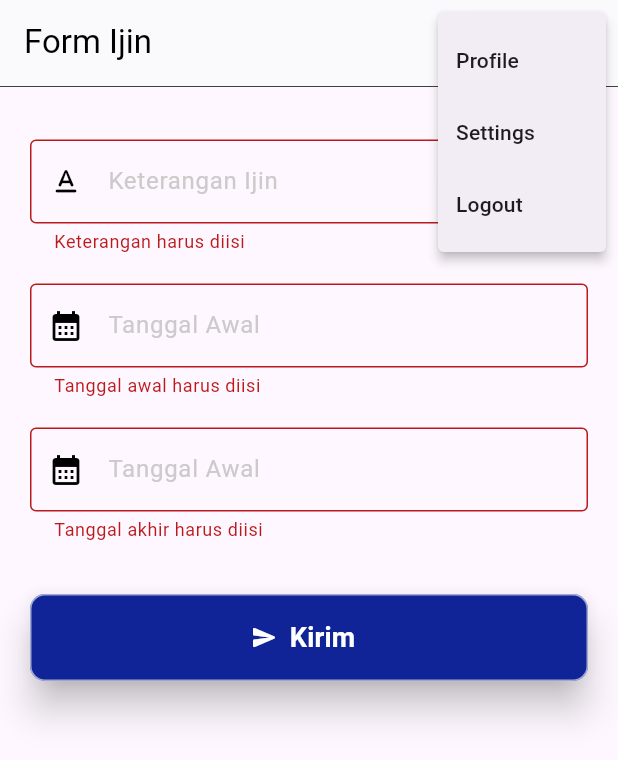
After one commit to jamal1423/app-absensi-sman1-tegaldlimo, a Flutter app: the PartPageIjin screen opened directly, after a tap on "Kirim", after a tap on the "more vert" icon, on a phone screen of 412 x 824 dp. The commit adds this screen. Shown: the top 760 px of the screen. Run offline on Flutter 3.47's test engine with Material 3 defaults, Android fonts, the phone set to English and light mode, and no system bars; our stand-ins replace awesome_dialog, curved_navigation_bar, geocoding, geolocator, google_maps_flutter, location and 3 more; missing offline and left inert: flutter_timeline_calendar, safe_device; accounts and stored records are empty; network calls fail.

Commit message:
Add page form ijin, add keterangan (late, early, overtime) riwayat absensi

```diff
--- /dev/null
+++ b/lib/partials/partial_page_ijin.dart
@@ -0,0 +1,349 @@
+// ignore_for_file: prefer_const_constructors, prefer_const_literals_to_create_immutables, unused_element, avoid_unnecessary_containers, avoid_print
+
+import 'package:app_presensi_smantegaldlimo/pages/page_login.dart';
+import 'package:flutter/material.dart';
+import 'package:shared_preferences/shared_preferences.dart';
+import 'package:awesome_dialog/awesome_dialog.dart';
+import 'package:intl/intl.dart';
+
+class PartPageIjin extends StatefulWidget {
+  const PartPageIjin({super.key});
+
+  @override
+  State<PartPageIjin> createState() => _PartPageIjinState();
+}
+
+class _PartPageIjinState extends State<PartPageIjin> {
+  final GlobalKey<FormState> _formKey = GlobalKey<FormState>();
+  var txtEditKetIjin = TextEditingController();
+  var dateinput1 = TextEditingController();
+  var dateinput2 = TextEditingController();
+
+  Widget inputUsername() {
+    return TextFormField(
+        cursorColor: Colors.black,
+        keyboardType: TextInputType.text,
+        autofocus: false,
+        validator: (String? arg) {
+          if (arg == null || arg.isEmpty) {
+            return 'Keterangan harus diisi';
+          } else {
+            return null;
+          }
+        },
+        controller: txtEditKetIjin,
+        onSaved: (String? val) {
+          txtEditKetIjin.text = val!;
+        },
+        decoration: InputDecoration(
+          border: OutlineInputBorder(),
+          hintText: 'Masukkan Keterangan Ijin',
+          hintStyle: const TextStyle(color: Color.fromARGB(255, 204, 202, 202)),
+          labelText: "Keterangan Ijin",
+          labelStyle:
+              const TextStyle(color: Color.fromARGB(255, 204, 202, 202)),
+          prefixIcon: const Icon(
+            Icons.text_format_rounded,
+            color: Colors.black,
+          ),
+          fillColor: Colors.grey,
+          focusedBorder: OutlineInputBorder(
+            borderRadius: BorderRadius.circular(5.0),
+            borderSide: const BorderSide(
+              color: Colors.black,
+            ),
+          ),
+          enabledBorder: OutlineInputBorder(
+            borderRadius: BorderRadius.circular(5.0),
+            borderSide: const BorderSide(
+              color: Colors.black,
+              width: 1.0,
+            ),
+          ),
+        ),
+        style: const TextStyle(fontSize: 16.0, color: Colors.black));
+  }
+
+  Widget date1() {
+    return TextFormField(
+      cursorColor: Colors.black,
+      controller: dateinput1,
+      validator: (String? arg) {
+        if (arg == null || arg.isEmpty) {
+          return 'Tanggal awal harus diisi';
+        } else {
+          return null;
+        }
+      },
+      decoration: InputDecoration(
+        border: OutlineInputBorder(),
+        labelStyle: const TextStyle(color: Color.fromARGB(255, 204, 202, 202)),
+        focusedBorder: OutlineInputBorder(
+          borderRadius: BorderRadius.circular(5.0),
+          borderSide: const BorderSide(
+            color: Colors.black,
+          ),
+        ),
+        enabledBorder: OutlineInputBorder(
+          borderRadius: BorderRadius.circular(5.0),
+          borderSide: const BorderSide(
+            color: Colors.black,
+            width: 1.0,
+          ),
+        ),
+        prefixIcon: const Icon(
+          Icons.calendar_month,
+          color: Colors.black,
+        ),
+        labelText: "Tanggal Awal",
+        fillColor: Colors.grey,
+      ),
+      readOnly: true, //set it true, so that user will not able to edit text
+      onTap: () async {
+        DateTime? pickedDate = await showDatePicker(
+            context: context,
+            initialDate: DateTime.now(),
+            firstDate: DateTime
+                .now(), //DateTime.now() - not to allow to choose before today.
+            lastDate: DateTime.now().add(Duration(days: 366)));
+
+        if (pickedDate != null) {
+          print(
+              pickedDate); //pickedDate output format => 2021-03-10 00:00:00.000
+          String formattedDate = DateFormat('yyyy-MM-dd').format(pickedDate);
+          print(
+              formattedDate); //formatted date output using intl package =>  2021-03-16
+          setState(() {
+            dateinput1.text =
+                formattedDate; //set output date to TextField value.
+          });
+        } else {
+          String formattedDate = DateFormat('yyyy-MM-dd').format(DateTime.now());
+          setState(() {
+          dateinput1.text = formattedDate;
+          });
+          print("Date is not selected");
+        }
+      },
+    );
+  }
+
+  Widget date2() {
+    return TextFormField(
+      cursorColor: Colors.black,
+      controller: dateinput2,
+      validator: (String? arg) {
+        if (arg == null || arg.isEmpty) {
+          return 'Tanggal akhir harus diisi';
+        } else {
+          return null;
+        }
+      },
+      decoration: InputDecoration(
+        border: OutlineInputBorder(),
+        labelStyle: const TextStyle(color: Color.fromARGB(255, 204, 202, 202)),
+        focusedBorder: OutlineInputBorder(
+          borderRadius: BorderRadius.circular(5.0),
+          borderSide: const BorderSide(
+            color: Colors.black,
+          ),
+        ),
+        enabledBorder: OutlineInputBorder(
+          borderRadius: BorderRadius.circular(5.0),
+          borderSide: const BorderSide(
+            color: Colors.black,
+            width: 1.0,
+          ),
+        ),
+        prefixIcon: const Icon(
+          Icons.calendar_month,
+          color: Colors.black,
+        ),
+        labelText: "Tanggal Awal",
+        fillColor: Colors.grey,
+      ),
+      readOnly: true, //set it true, so that user will not able to edit text
+      onTap: () async {
+        DateTime? pickedDate = await showDatePicker(
+            context: context,
+            initialDate: DateTime.now(),
+            firstDate: DateTime
+                .now(), //DateTime.now() - not to allow to choose before today.
+            lastDate: DateTime.now().add(Duration(days: 366)));
+
+        if (pickedDate != null) {
+          print(
+              pickedDate); //pickedDate output format => 2021-03-10 00:00:00.000
+          String formattedDate = DateFormat('yyyy-MM-dd').format(pickedDate);
+          print(
+              formattedDate); //formatted date output using intl package =>  2021-03-16
+          setState(() {
+            dateinput2.text =
+                formattedDate; //set output date to TextField value.
+          });
+        } else {
+          String formattedDate = DateFormat('yyyy-MM-dd').format(DateTime.now());
+          setState(() {
+          dateinput2.text = formattedDate;
+          });
+          print("Date is not selected");
+        }
+      },
+    );
+  }
+
+  void _validateInputs() {
+    if (_formKey.currentState!.validate()) {
+      _formKey.currentState!.save();
+      submitFormIjin(txtEditKetIjin.text, dateinput1.text, dateinput2.text);
+    }
+  }
+
+  submitFormIjin(keterangan, tglAwal, tglAkhir) async {
+    AwesomeDialog(
+      context: context,
+      dismissOnTouchOutside: false,
+      dialogType: DialogType.info,
+      animType: AnimType.rightSlide,
+      btnOkColor: Colors.blue,
+      title: 'Info',
+      desc: 'Data $keterangan $tglAwal $tglAkhir',
+      btnOkOnPress: () {},
+    ).show();
+  }
+
+  logOut() async {
+    SharedPreferences preferences = await SharedPreferences.getInstance();
+    setState(() {
+      preferences.remove("is_login");
+      preferences.remove("username");
+      preferences.remove("fullname");
+    });
+
+    if (context.mounted) {
+      Navigator.pushAndRemoveUntil(
+        context,
+        MaterialPageRoute(
+          builder: (BuildContext context) => const PageLogin(),
+        ),
+        (route) => false,
+      );
+
+      ScaffoldMessenger.of(context).showSnackBar(
+        const SnackBar(
+            content: Text(
+          "Berhasil logout",
+          style: TextStyle(fontSize: 16),
+        )),
+      );
+    }
+  }
+
+  @override
+  void initState() {
+    super.initState();
+  }
+
+  @override
+  dispose() {
+    super.dispose();
+  }
+
+  @override
+  Widget build(BuildContext context) {
+    return Scaffold(
+      appBar: AppBar(
+        backgroundColor: const Color.fromARGB(255, 250, 250, 252),
+        bottom: PreferredSize(
+          preferredSize: const Size.fromHeight(2.0),
+          child: Container(
+            color: Colors.black,
+            height: 0.5,
+          ),
+        ),
+        title: Row(
+          children: [
+            const Text("Form Ijin", style: TextStyle(color: Colors.black)),
+          ],
+        ),
+        actionsIconTheme: IconThemeData(color: Colors.black),
+        actions: [
+          PopupMenuButton(itemBuilder: (context) {
+            return [
+              const PopupMenuItem<int>(
+                value: 0,
+                child: Text("Profile"),
+              ),
+              const PopupMenuItem<int>(
+                value: 1,
+                child: Text("Settings"),
+              ),
+              const PopupMenuItem<int>(
+                value: 2,
+                child: Text("Logout"),
+              ),
+            ];
+          }, onSelected: (value) {
+            if (value == 0) {
+              ScaffoldMessenger.of(context).showSnackBar(const SnackBar(
+                content: Text('Ke Menu Profile'),
+              ));
+            } else if (value == 1) {
+              ScaffoldMessenger.of(context).showSnackBar(const SnackBar(
+                content: Text('Ke Menu Setting'),
+              ));
+            } else if (value == 2) {
+              logOut();
+            }
+          }),
+        ],
+      ),
+      body: Container(
+        child: Form(
+          key: _formKey,
+          child: ListView(
+            children: [
+              Container(
+                  padding:
+                      const EdgeInsets.only(top: 35.0, left: 20.0, right: 20.0),
+                  child: Column(
+                    children: <Widget>[
+                      inputUsername(),
+                      const SizedBox(height: 20.0),
+                      date1(),
+                      const SizedBox(height: 20.0),
+                      date2()
+                    ],
+                  )),
+              Container(
+                padding:
+                    const EdgeInsets.only(top: 35.0, left: 20.0, right: 20.0),
+                child: ElevatedButton.icon(
+                    style: ElevatedButton.styleFrom(
+                        backgroundColor: const Color.fromARGB(255, 16, 36, 151),
+                        shape: RoundedRectangleBorder(
+                          borderRadius: BorderRadius.circular(10.0),
+                          side: const BorderSide(color: Colors.white60),
+                        ),
+                        elevation: 10,
+                        minimumSize: const Size(200, 58)),
+                    onPressed: () => _validateInputs(),
+                    icon: const Icon(
+                      Icons.send_rounded,
+                      color: Colors.white,
+                    ),
+                    label: const Text(
+                      "Kirim",
+                      style: TextStyle(
+                          fontSize: 18,
+                          fontWeight: FontWeight.bold,
+                          color: Colors.white),
+                    )),
+              )
+            ],
+          ),
+        ),
+      ),
+    );
+  }
+}
```
Also changed, not shown: lib/pages/page_home.dart (+3 -20 lines), lib/partials/partial_page_home.dart (+9 -10 lines), lib/partials/partial_page_riwayat_absen.dart (+31 -3 lines).
